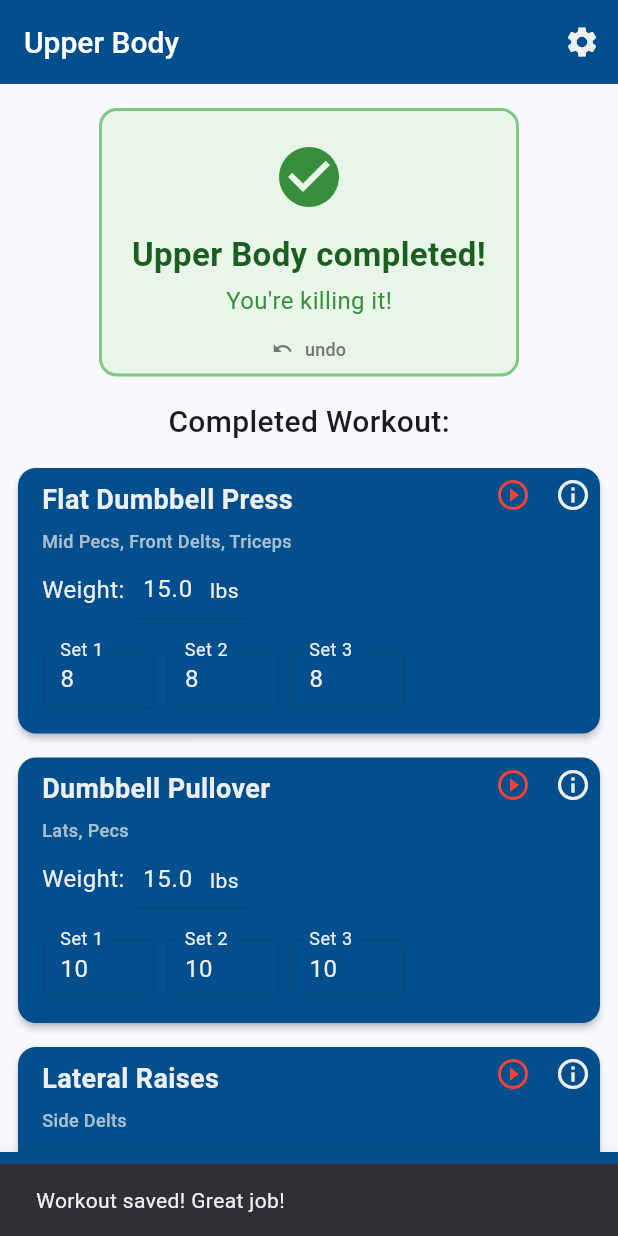
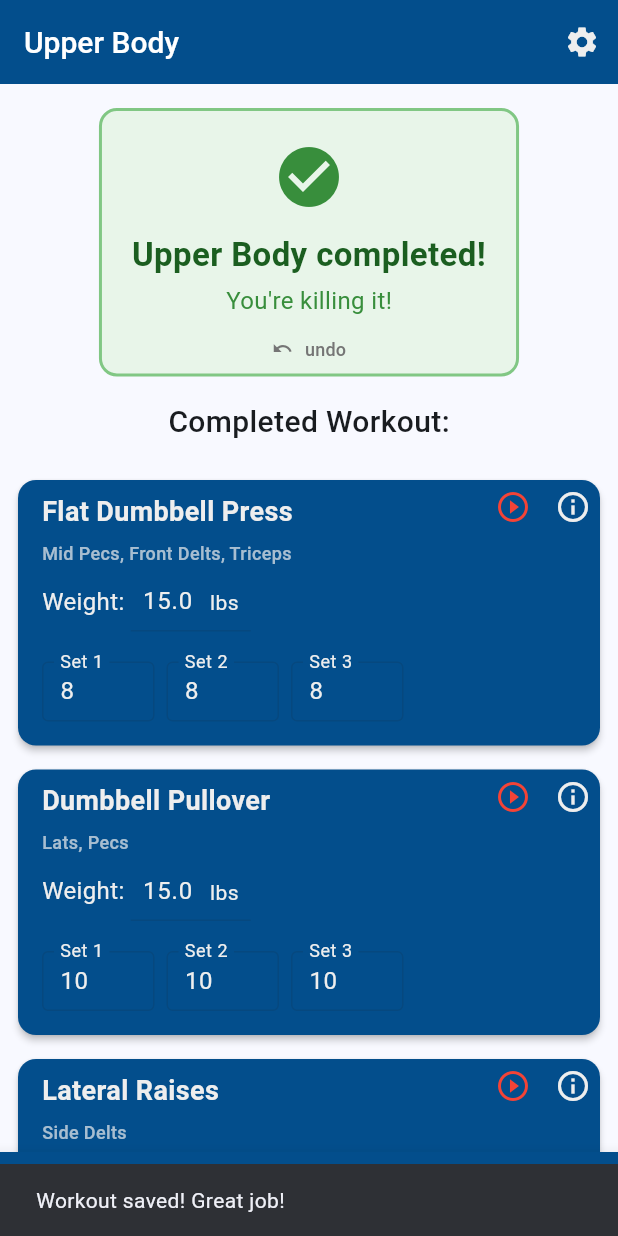
Before and after one commit to AMWen/pandafit, a Flutter app: the screen it shows after launch, after a tap on the "info outline" icon, after a tap on "Complete Workout", on a phone screen of 412 x 824 dp. Run offline on Flutter 3.47's test engine with Material 3 defaults, Android fonts, the phone set to English and light mode, and no system bars; our stand-ins replace audioplayers, csv, file_picker, hive, hive_flutter, percent_indicator and 2 more; accounts and stored records are empty.

Commit message:
consistent padding and remove print statements

```diff
--- a/lib/data/services/localdb_service.dart
+++ b/lib/data/services/localdb_service.dart
@@ -469,17 +469,13 @@ class LocalDB {
       date = now.toIso8601String().substring(0, 10);
     }
 
-    print('💾 Saving incomplete activities for $date: ${activities.length} activities');
-
     if (activities.isEmpty) {
       // If no activities, delete the incomplete entry
-      print('💾 No activities, deleting incomplete entry');
       await deleteIncompleteActivities(DateTime.parse(date));
       return;
     }
 
     final activitiesJson = jsonEncode(activities.map((a) => a.toMap()).toList());
-    print('💾 Activities JSON: $activitiesJson');
 
     await db.insert(
       'incomplete_workouts',
@@ -490,7 +486,6 @@ class LocalDB {
       },
       conflictAlgorithm: ConflictAlgorithm.replace,
     );
-    print('💾 Successfully saved incomplete activities');
   }
 
   // Get incomplete activities for a specific date
@@ -498,24 +493,18 @@ class LocalDB {
     final db = await database;
     final dateStr = date.toIso8601String().substring(0, 10);
 
-    print('📖 Loading incomplete activities for $dateStr');
-
     final results = await db.query(
       'incomplete_workouts',
       where: 'date = ? AND muscle_group = ?',
       whereArgs: [dateStr, 'activities'],
     );
 
-    print('📖 Query returned ${results.length} results');
-
     if (results.isEmpty) {
-      print('📖 No incomplete activities found');
       return [];
     }
 
     final activitiesJson = jsonDecode(results.first['exercises'] as String) as List;
     final activities = activitiesJson.map((a) => Activity.fromMap(a)).toList();
-    print('📖 Loaded ${activities.length} incomplete activities');
     return activities;
   }
 
--- a/lib/screens/history_screen.dart
+++ b/lib/screens/history_screen.dart
@@ -396,7 +396,10 @@ class HistoryScreenState extends State<HistoryScreen> with SingleTickerProviderS
           SizedBox(height: 16),
           // Legend for calendar colors
           _buildColorLegend(),
-          PandaStreakWidget(key: _pandaStreakKey),
+          Padding(
+            padding: EdgeInsets.symmetric(horizontal: 16),
+            child: PandaStreakWidget(key: _pandaStreakKey),
+          ),
           ],
         ),
       ),
--- a/lib/screens/home_screen.dart
+++ b/lib/screens/home_screen.dart
@@ -604,6 +604,7 @@ class _HomeScreenState extends State<HomeScreen> {
           SizedBox(height: 8),
           Expanded(
             child: ListView.builder(
+              padding: EdgeInsets.only(top: 8),
               itemCount: completedExercises.length,
               itemBuilder: (context, index) {
                 final exercise = completedExercises[index];
@@ -633,6 +634,7 @@ class _HomeScreenState extends State<HomeScreen> {
         Expanded(
           child: ListView.builder(
             controller: _scrollController,
+            padding: EdgeInsets.only(top: 8),
             itemCount: currentWorkout!.exercises.length + 1, // +1 for add button/card at end
             itemBuilder: (context, index) {
               // Show exercises first
@@ -761,7 +763,7 @@ class _HomeScreenState extends State<HomeScreen> {
 
     return SingleChildScrollView(
       child: Padding(
-        padding: EdgeInsets.all(20),
+        padding: EdgeInsets.symmetric(vertical: 20),
         child: Column(
           children: [
             // Today's workout section
@@ -772,10 +774,13 @@ class _HomeScreenState extends State<HomeScreen> {
                 onUndo: _undoCoreCompletion,
                 margin: const EdgeInsets.only(bottom: 16),
               ),
-              Text(
+              Padding(
+                padding: EdgeInsets.symmetric(horizontal: 16),
+                child: Text(
                   'Today: ${completedCoreWorkoutToday!.exercisesPerSet} exercises × ${completedCoreWorkoutToday!.sets} sets',
                   style: TextStyles.titleText,
                   textAlign: TextAlign.center,
+                ),
               ),
               SizedBox(height: 16),
               buildCoreWorkoutCard(
@@ -786,10 +791,13 @@ class _HomeScreenState extends State<HomeScreen> {
                 onLaunchUrl: _launchUrl,
               ),
             ] else if (currentCoreWorkout != null) ...[
-              Text(
+              Padding(
+                padding: EdgeInsets.symmetric(horizontal: 16),
+                child: Text(
                   'Today: ${currentCoreWorkout!.exercisesPerSet} exercises × ${currentCoreWorkout!.sets} sets',
                   style: TextStyles.titleText,
                   textAlign: TextAlign.center,
+                ),
               ),
               SizedBox(height: 16),
               buildCoreWorkoutCard(
@@ -805,10 +813,13 @@ class _HomeScreenState extends State<HomeScreen> {
             if (yesterdayCoreWorkout != null || completedCoreWorkoutYesterday != null) ...[
               SizedBox(height: 16),
               if (isYesterdayCoreCompleted && completedCoreWorkoutYesterday != null) ...[
-                Text(
+                Padding(
+                  padding: EdgeInsets.symmetric(horizontal: 16),
+                  child: Text(
                     'Yesterday: ${completedCoreWorkoutYesterday!.exercisesPerSet} exercises × ${completedCoreWorkoutYesterday!.sets} sets',
                     style: TextStyles.titleText,
                     textAlign: TextAlign.center,
+                  ),
                 ),
                 SizedBox(height: 16),
                 buildCoreWorkoutCard(
@@ -819,10 +830,13 @@ class _HomeScreenState extends State<HomeScreen> {
                   onLaunchUrl: _launchUrl,
                 ),
               ] else if (yesterdayCoreWorkout != null) ...[
-                Text(
+                Padding(
+                  padding: EdgeInsets.symmetric(horizontal: 16),
+                  child: Text(
                     'Yesterday: ${yesterdayCoreWorkout!.exercisesPerSet} exercises × ${yesterdayCoreWorkout!.sets} sets',
                     style: TextStyles.titleText,
                     textAlign: TextAlign.center,
+                  ),
                 ),
                 SizedBox(height: 16),
                 buildCoreWorkoutCard(
```
Lines whose indentation alone changed are shown as unchanged.
